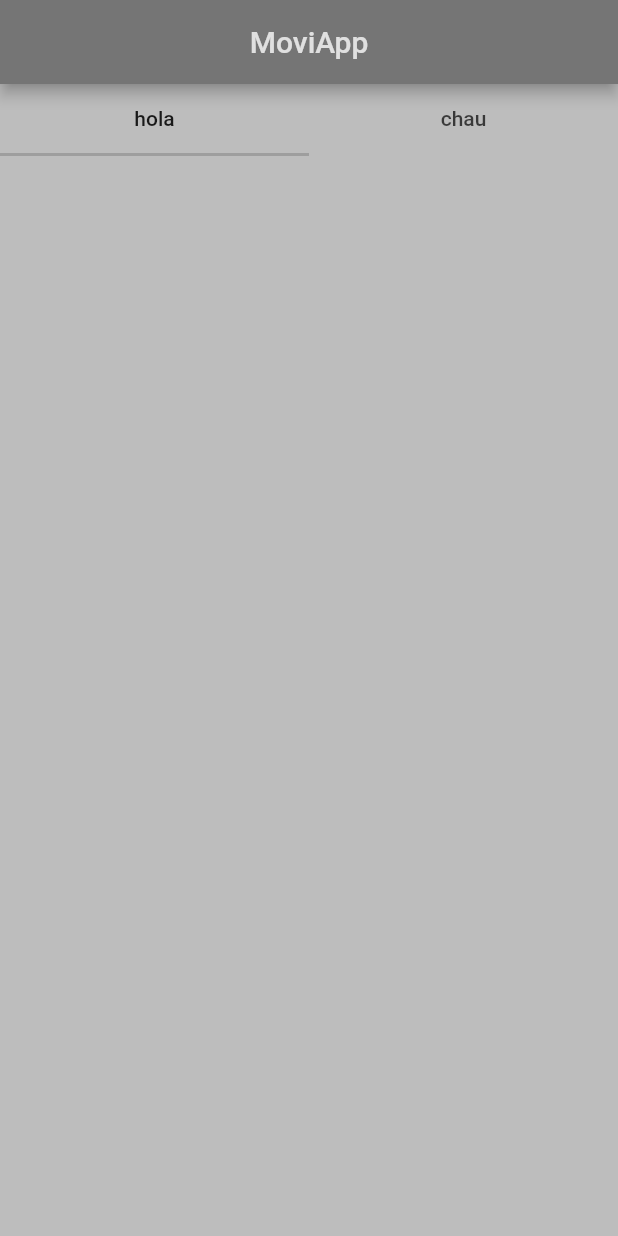
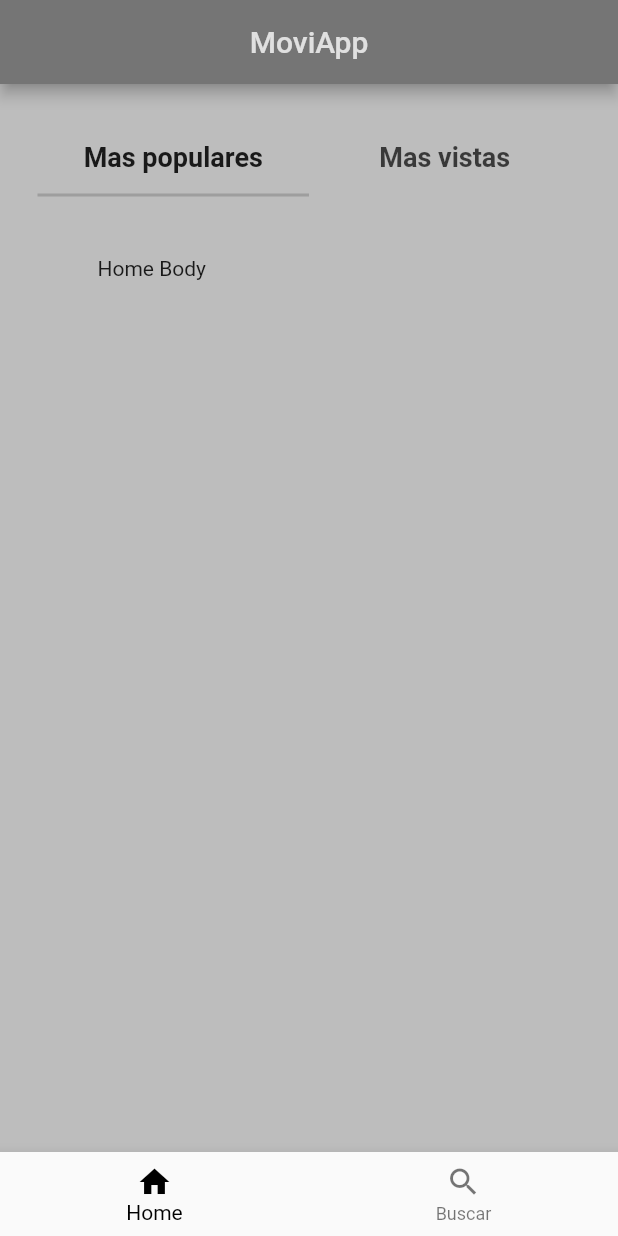
Before and after one commit to arielszy/nivelador, a Flutter app: the screen it shows after launch, on a phone screen of 412 x 824 dp. Run offline on Flutter 3.47's test engine with Material 2 defaults, Android fonts, the phone set to English and light mode, and no system bars.

Commit message:
agregada la navegabilidad

```diff
--- a/lib/HomePage.dart
+++ b/lib/HomePage.dart
@@ -1,9 +1,16 @@
 import 'package:flutter/material.dart';
 
-class HomePage extends StatelessWidget {
+import 'Libreria.dart';
+
+class HomePage extends StatefulWidget {
+  @override
+  _HomePageState createState() => _HomePageState();
+}
+
+class _HomePageState extends State<HomePage> {
+  int indexPage = 0;
   @override
   Widget build(BuildContext context) {
-    // TODO: implement build
     return Scaffold(
       backgroundColor: Colors.grey[400],
       appBar: AppBar(
@@ -14,23 +21,34 @@ class HomePage extends StatelessWidget {
         ),
         backgroundColor: Colors.grey[600],
       ),
-      body: tabBar(),
+      body: Padding(padding: const EdgeInsets.all(25), child: _listarPagina()),
+      bottomNavigationBar: BottomNavigationBar(
+        selectedItemColor: Colors.black,
+        items: [
+          BottomNavigationBarItem(icon: Icon(Icons.home), label: 'Home'),
+          BottomNavigationBarItem(icon: Icon(Icons.search), label: "Buscar"),
+        ],
+        onTap: (index) => _cambiarPagina(index),
+        currentIndex: indexPage,
+      ),
     );
   }
+
+  void _cambiarPagina(int index) {
+    setState(() {
+      indexPage = index;
+    });
+  }
+
+  Widget _listarPagina() {
+    if (indexPage == 0) {
+      return Center(
+        child: tabBarDemo(),
+      );
+    } else {
+      return Center(
+        child: Text('2'),
+      );
+    }
+  }
 }
-
-ir(context) {
-  // return Navigator.push(context, MaterialPageRoute(builder: (context)=>Scaffold()));
-}
-
-tabBar() {
-  return DefaultTabController(
-    length: 2,
-    child: TabBar(
-      tabs: [
-        Tab(text: 'hola',),
-        Tab(text: 'chau',),
-      ],
-    ),
-  );
-}
--- /dev/null
+++ b/lib/Libreria.dart
@@ -0,0 +1,88 @@
+import 'package:flutter/material.dart';
+
+Widget tabBar() {
+  return Column(
+    children: [
+      DefaultTabController(
+        length: 2,
+        child: TabBar(
+          tabs: [
+            Tab(
+              child: Text(
+                'Mas populares',
+                style: TextStyle(fontSize: 18, fontWeight: FontWeight.bold),
+              ),
+            ),
+            Tab(
+              child: Text(
+                'Mas vistas',
+                style: TextStyle(fontSize: 18, fontWeight: FontWeight.bold),
+              ),
+            ),
+          ],
+        ),
+      ),
+    ],
+  );
+}
+
+Widget cuerpoPantallaPrincipal() {
+  return Column(
+    children: [
+      tabBar(),
+      tabBarContent(),
+    ],
+  );
+}
+
+Widget tabBarContent() {
+  return Container(
+    margin: EdgeInsets.all(20),
+    padding: EdgeInsets.all(20),
+    child: TabBarView(
+      children: [
+        Text('bar 1'), //esto muestra la respuesta de la api mas populares
+        Text('bar 2'), //esto muestra la respuesta de la api mas vistas
+      ],
+    ),
+  );
+}
+
+Widget tabBarDemo() {
+  return DefaultTabController(
+    length: 2,
+    child: Column(
+      children: <Widget>[
+        Container(
+          constraints: BoxConstraints.expand(height: 50),
+          child: TabBar(
+            tabs: [
+              Tab(
+                child: Text(
+                  'Mas populares',
+                  style: TextStyle(fontSize: 18, fontWeight: FontWeight.bold),
+                ),
+              ),
+              Tab(
+                child: Text(
+                  'Mas vistas',
+                  style: TextStyle(fontSize: 18, fontWeight: FontWeight.bold),
+                ),
+              ),
+            ],
+          ),
+        ),
+        Expanded(
+          child: Container(
+            margin: EdgeInsets.all(20),
+            padding: EdgeInsets.all(20),
+            child: TabBarView(children: [
+              Text("Home Body"),
+              Text("Articles Body"),
+            ]),
+          ),
+        )
+      ],
+    ),
+  );
+}
--- a/lib/main.dart
+++ b/lib/main.dart
@@ -12,7 +12,7 @@ class NivelApp extends StatelessWidget {
   Widget build(BuildContext context) {
     return MaterialApp(
       debugShowCheckedModeBanner: false,
-      title: 'Flutter Demo',
+      title: 'MoviApp',
       theme: ThemeData(
         primarySwatch: Colors.grey,
         visualDensity: VisualDensity.adaptivePlatformDensity,
```
Also changed, not shown: lib/Busqueda.dart (added), pubspec.lock, 7 other files.
